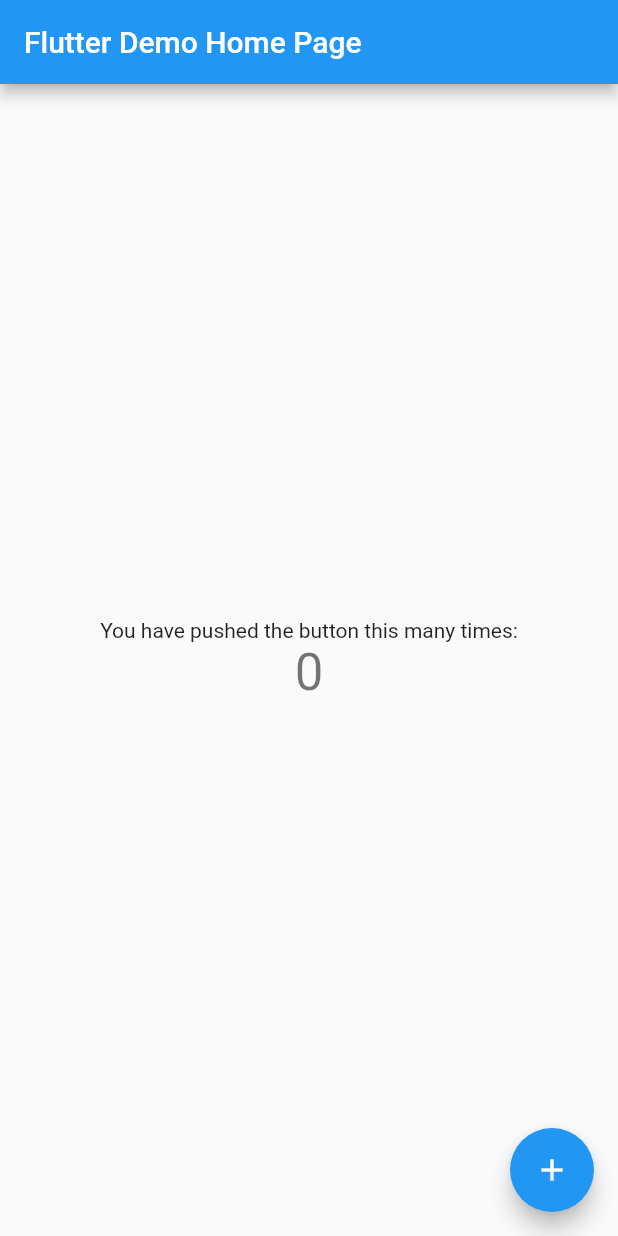
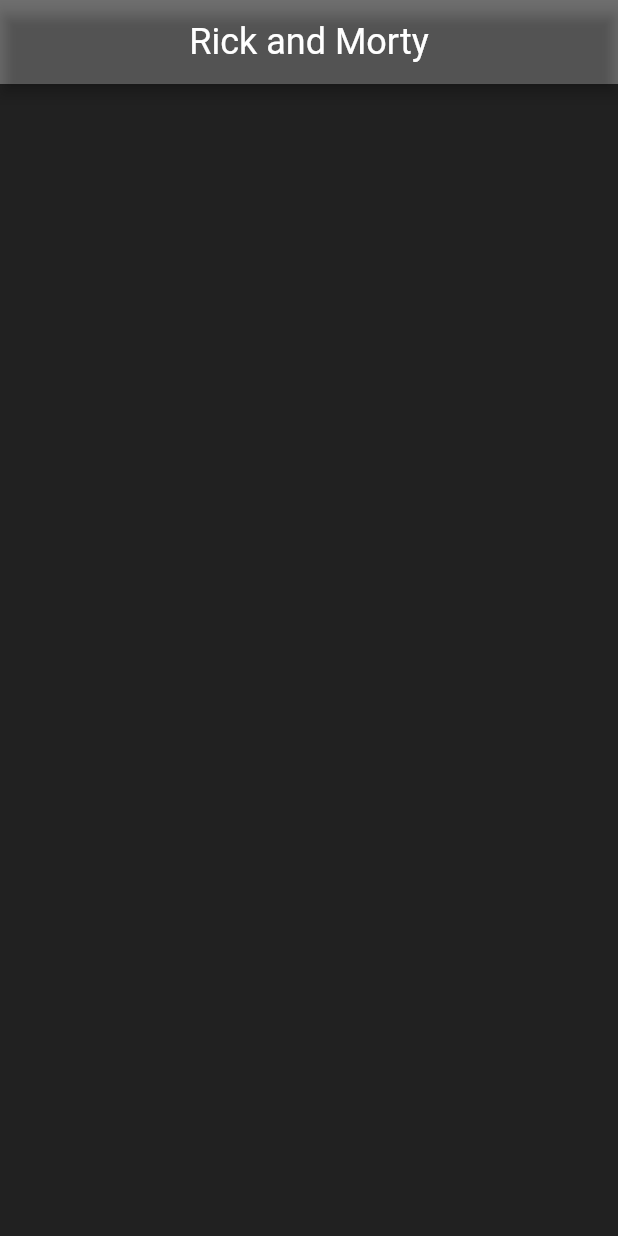
Before and after one commit to VasilyeuUV/fa_rick_and_morty, a Flutter app: the screen it shows after launch, on a phone screen of 412 x 824 dp. Run offline on Flutter 3.47's test engine with Material 2 defaults, Android fonts, the light colour scheme and no system bars; our stand-ins replace flutter_bloc, freezed_annotation; Roboto replaces fonts that are missing (Georgia).

Commit message:
r&m: home page realization

```diff
--- a/lib/main.dart
+++ b/lib/main.dart
@@ -1,115 +1,36 @@
+import 'package:fa_rick_and_morty/ui/pages/home_page.dart';
 import 'package:flutter/material.dart';
 
-void main() {
-  runApp(const MyApp());
-}
+void main() => runApp(const App());
 
-class MyApp extends StatelessWidget {
-  const MyApp({Key? key}) : super(key: key);
+class App extends StatelessWidget {
+  const App({Key? key}) : super(key: key);
 
   // This widget is the root of your application.
   @override
   Widget build(BuildContext context) {
     return MaterialApp(
-      title: 'Flutter Demo',
+      title: 'Rick and Morty',
       theme: ThemeData(
-        // This is the theme of your application.
-        //
-        // Try running your application with "flutter run". You'll see the
-        // application has a blue toolbar. Then, without quitting the app, try
-        // changing the primarySwatch below to Colors.green and then invoke
-        // "hot reload" (press "r" in the console where you ran "flutter run",
-        // or simply save your changes to "hot reload" in a Flutter IDE).
-        // Notice that the counter didn't reset back to zero; the application
-        // is not restarted.
+        brightness: Brightness.light,
+        primaryColor: Colors.black,
+        fontFamily: 'Georgia',
+        textTheme: const TextTheme(
+          headline1: TextStyle(
+              fontSize: 50, fontWeight: FontWeight.bold, color: Colors.white),
+          headline2: TextStyle(
+              fontSize: 30, fontWeight: FontWeight.w700, color: Colors.white),
+          headline3: TextStyle(fontSize: 24.0, color: Colors.white),
+          bodyText2: TextStyle(
+              fontSize: 16.0, fontWeight: FontWeight.w500, color: Colors.white),
+          bodyText1: TextStyle(
+              fontSize: 12.0, fontWeight: FontWeight.w200, color: Colors.white),
+          caption: TextStyle(
+              fontSize: 11.0, fontWeight: FontWeight.w100, color: Colors.grey),
+        ),
         primarySwatch: Colors.blue,
       ),
-      home: const MyHomePage(title: 'Flutter Demo Home Page'),
+      home: HomePage(title: 'Rick and Morty'),
     );
   }
 }
-
-class MyHomePage extends StatefulWidget {
-  const MyHomePage({Key? key, required this.title}) : super(key: key);
-
-  // This widget is the home page of your application. It is stateful, meaning
-  // that it has a State object (defined below) that contains fields that affect
-  // how it looks.
-
-  // This class is the configuration for the state. It holds the values (in this
-  // case the title) provided by the parent (in this case the App widget) and
-  // used by the build method of the State. Fields in a Widget subclass are
-  // always marked "final".
-
-  final String title;
-
-  @override
-  State<MyHomePage> createState() => _MyHomePageState();
-}
-
-class _MyHomePageState extends State<MyHomePage> {
-  int _counter = 0;
-
-  void _incrementCounter() {
-    setState(() {
-      // This call to setState tells the Flutter framework that something has
-      // changed in this State, which causes it to rerun the build method below
-      // so that the display can reflect the updated values. If we changed
-      // _counter without calling setState(), then the build method would not be
-      // called again, and so nothing would appear to happen.
-      _counter++;
-    });
-  }
-
-  @override
-  Widget build(BuildContext context) {
-    // This method is rerun every time setState is called, for instance as done
-    // by the _incrementCounter method above.
-    //
-    // The Flutter framework has been optimized to make rerunning build methods
-    // fast, so that you can just rebuild anything that needs updating rather
-    // than having to individually change instances of widgets.
-    return Scaffold(
-      appBar: AppBar(
-        // Here we take the value from the MyHomePage object that was created by
-        // the App.build method, and use it to set our appbar title.
-        title: Text(widget.title),
-      ),
-      body: Center(
-        // Center is a layout widget. It takes a single child and positions it
-        // in the middle of the parent.
-        child: Column(
-          // Column is also a layout widget. It takes a list of children and
-          // arranges them vertically. By default, it sizes itself to fit its
-          // children horizontally, and tries to be as tall as its parent.
-          //
-          // Invoke "debug painting" (press "p" in the console, choose the
-          // "Toggle Debug Paint" action from the Flutter Inspector in Android
-          // Studio, or the "Toggle Debug Paint" command in Visual Studio Code)
-          // to see the wireframe for each widget.
-          //
-          // Column has various properties to control how it sizes itself and
-          // how it positions its children. Here we use mainAxisAlignment to
-          // center the children vertically; the main axis here is the vertical
-          // axis because Columns are vertical (the cross axis would be
-          // horizontal).
-          mainAxisAlignment: MainAxisAlignment.center,
-          children: <Widget>[
-            const Text(
-              'You have pushed the button this many times:',
-            ),
-            Text(
-              '$_counter',
-              style: Theme.of(context).textTheme.headline4,
-            ),
-          ],
-        ),
-      ),
-      floatingActionButton: FloatingActionButton(
-        onPressed: _incrementCounter,
-        tooltip: 'Increment',
-        child: const Icon(Icons.add),
-      ), // This trailing comma makes auto-formatting nicer for build methods.
-    );
-  }
-}
--- /dev/null
+++ b/lib/ui/pages/home_page.dart
@@ -0,0 +1,37 @@
+// Главная страница
+// AppBar + список всех персонажей]
+
+import 'package:fa_rick_and_morty/data/bloc/character_bloc.dart';
+import 'package:fa_rick_and_morty/data/repositories/character_repository.dart';
+import 'package:fa_rick_and_morty/ui/pages/search_page.dart';
+import 'package:flutter/material.dart';
+import 'package:flutter_bloc/flutter_bloc.dart';
+
+class HomePage extends StatelessWidget {
+  HomePage({Key? key, required this.title}) : super(key: key);
+
+  final String title;
+  // данный репозиторий будем передавать в bloc
+  final repository = CharacterRepository();
+
+  @override
+  Widget build(BuildContext context) {
+    return Scaffold(
+      appBar: AppBar(
+        backgroundColor: Colors.black54,
+        centerTitle: true,
+        title: Text(
+          title,
+          style: Theme.of(context).textTheme.headline3,
+        ),
+      ),
+      body: BlocProvider(
+        create: (context) => CharacterBloc(characterRepository: repository),
+        child: Container(
+          decoration: const BoxDecoration(color: Colors.black87),
+          child: const SearchPage(),
+        ),
+      ),
+    );
+  }
+}
--- /dev/null
+++ b/lib/ui/pages/search_page.dart
@@ -0,0 +1,17 @@
+// Страница поиска
+
+import 'package:flutter/material.dart';
+
+class SearchPage extends StatefulWidget {
+  const SearchPage({Key? key}) : super(key: key);
+
+  @override
+  _SearchPageState createState() => _SearchPageState();
+}
+
+class _SearchPageState extends State<SearchPage> {
+  @override
+  Widget build(BuildContext context) {
+    return Container();
+  }
+}
```
